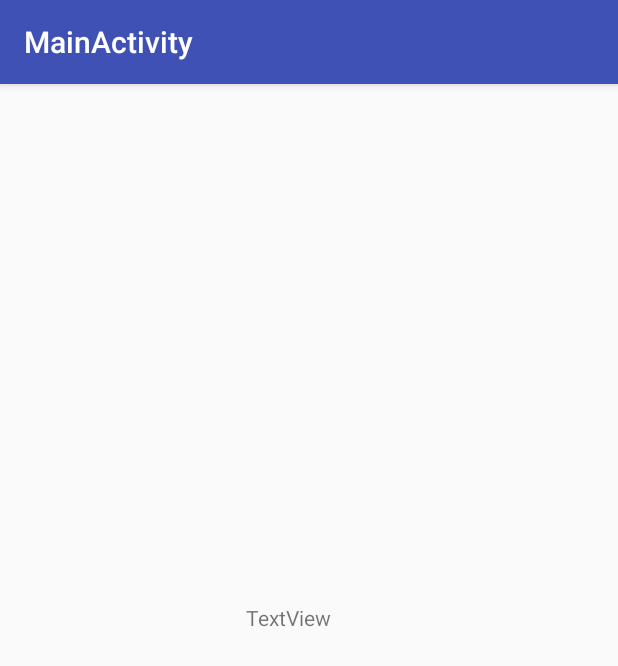
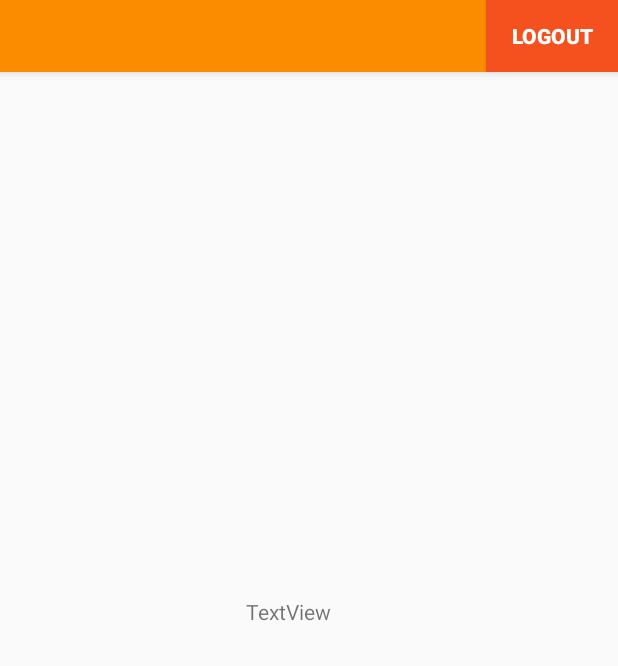
Before and after one commit to NDKN12/mcc-g15-android, an Android app: the MainActivity screen opened directly, with no data from a screen before it, on a phone screen of 412 x 824 dp. Shown: the top 666 px of the screen. Run offline under Robolectric (Android 15) with nearby library versions, the phone set to English and light mode, and no system bars; 4 statements that could not run were skipped.

Commit message:
Layout colors changed to orange theme

```diff
--- a/app/src/main/AndroidManifest.xml
+++ b/app/src/main/AndroidManifest.xml
@@ -13,10 +13,10 @@
 
         <activity
             android:name=".LoginActivity"
-            android:label="@string/app_name">
+            android:label="@string/app_name"
+            android:theme="@style/AppTheme.NoActionBar">
             <intent-filter>
                 <action android:name="android.intent.action.MAIN" />
-
                 <category android:name="android.intent.category.LAUNCHER" />
             </intent-filter>
         </activity>
--- a/app/src/main/java/fi/aalto/openoranges/project1/mcc/LoginActivity.java
+++ b/app/src/main/java/fi/aalto/openoranges/project1/mcc/LoginActivity.java
@@ -63,7 +63,7 @@ public  class LoginActivity extends AppCompatActivity {
      * TODO: remove after connecting to a real authentication system.
      */
     private static final String[] DUMMY_CREDENTIALS = new String[]{
-            "foo@example.com:hello", "bar@example.com:world"
+            "peterpan", "dreamis"
     };
     /**
      * Keep track of the login task to ensure we can cancel it if requested.
--- a/app/src/main/res/layout/activity_login.xml
+++ b/app/src/main/res/layout/activity_login.xml
@@ -1,4 +1,6 @@
-<LinearLayout xmlns:android="http://schemas.android.com/apk/res/android"
+<?xml version="1.0" encoding="utf-8"?>
+<LinearLayout
+    xmlns:android="http://schemas.android.com/apk/res/android"
     xmlns:tools="http://schemas.android.com/tools"
     android:layout_width="match_parent"
     android:layout_height="match_parent"
@@ -71,7 +73,7 @@
     <ProgressBar
         android:id="@+id/login_progress"
         style="?android:attr/progressBarStyleLarge"
-        android:layout_width="wrap_content"
+        android:layout_width="193dp"
         android:layout_height="wrap_content"
         android:layout_marginBottom="8dp"
         android:visibility="gone" />
--- a/app/src/main/res/layout/activity_main.xml
+++ b/app/src/main/res/layout/activity_main.xml
@@ -1,5 +1,6 @@
 <?xml version="1.0" encoding="utf-8"?>
-<android.support.design.widget.CoordinatorLayout xmlns:android="http://schemas.android.com/apk/res/android"
+<android.support.design.widget.CoordinatorLayout
+    xmlns:android="http://schemas.android.com/apk/res/android"
     xmlns:app="http://schemas.android.com/apk/res-auto"
     xmlns:tools="http://schemas.android.com/tools"
     android:layout_width="match_parent"
@@ -8,26 +9,27 @@
     tools:context="fi.aalto.openoranges.project1.mcc.MainActivity">
 
     <android.support.design.widget.AppBarLayout
-        android:layout_width="match_parent"
+    android:layout_width="match_parent"
+    android:layout_height="wrap_content"
+    android:background="@color/colorPrimary"
+    android:theme="@style/AppTheme.AppBarOverlay">
+
+    <Button
+        android:id="@+id/logout"
+        android:text="Logout"
+        android:background="@color/colorAccent"
+        android:layout_width="wrap_content"
         android:layout_height="wrap_content"
-        android:theme="@style/AppTheme.AppBarOverlay">
+        android:textStyle="bold"
+        android:layout_gravity="right" />
+    />
 
-        <android.support.v7.widget.Toolbar
-            android:id="@+id/toolbar"
-            android:layout_width="match_parent"
-            android:layout_height="?attr/actionBarSize"
-            android:background="?attr/colorPrimary"
-            app:popupTheme="@style/AppTheme.PopupOverlay" />
-
-    </android.support.design.widget.AppBarLayout>
-
-
+</android.support.design.widget.AppBarLayout>
 
     <include layout="@layout/content_main"
-        android:id="@+id/include" />
+        android:id="@+id/include"/>
 
     <TextView
-
         android:text="TextView"
         android:layout_width="84dp"
         android:layout_height="76dp"
--- a/app/src/main/res/layout/content_main.xml
+++ b/app/src/main/res/layout/content_main.xml
@@ -9,7 +9,7 @@
     android:paddingLeft="@dimen/activity_horizontal_margin"
     android:paddingRight="@dimen/activity_horizontal_margin"
     android:paddingTop="@dimen/activity_vertical_margin"
-    app:layout_behavior="@string/appbar_scrolling_view_behavior"
-    tools:context="fi.aalto.openoranges.project1.mcc.MainActivity"
-    tools:showIn="@layout/activity_main">
+    app:layout_behavior="@string/appbar_scrolling_view_behavior">
+    //tools:context="fi.aalto.openoranges.project1.mcc.MainActivity"
+    //tools:showIn="@layout/activity_main">
 </RelativeLayout>
--- a/app/src/main/res/values/colors.xml
+++ b/app/src/main/res/values/colors.xml
@@ -1,6 +1,6 @@
 <?xml version="1.0" encoding="utf-8"?>
 <resources>
-    <color name="colorPrimary">#3F51B5</color>
-    <color name="colorPrimaryDark">#303F9F</color>
-    <color name="colorAccent">#FF4081</color>
+    <color name="colorPrimary">#FB8C00</color>
+    <color name="colorPrimaryDark">#E65100</color>
+    <color name="colorAccent">#F4511E</color>
 </resources>
--- a/app/src/main/res/values/strings.xml
+++ b/app/src/main/res/values/strings.xml
@@ -1,5 +1,5 @@
 <resources>
-    <string name="app_name">MCC</string>
+    <string name="app_name">OpenOrange</string>
 
     <!-- Strings related to login -->
     <string name="prompt_username">Username</string>
--- a/app/src/main/res/values/styles.xml
+++ b/app/src/main/res/values/styles.xml
@@ -8,7 +8,7 @@
         <item name="colorAccent">@color/colorAccent</item>
     </style>
 
-    <style name="AppTheme.NoActionBar">
+    <style name="AppTheme.NoActionBar" parent="AppTheme">
         <item name="windowActionBar">false</item>
         <item name="windowNoTitle">true</item>
     </style>
```
